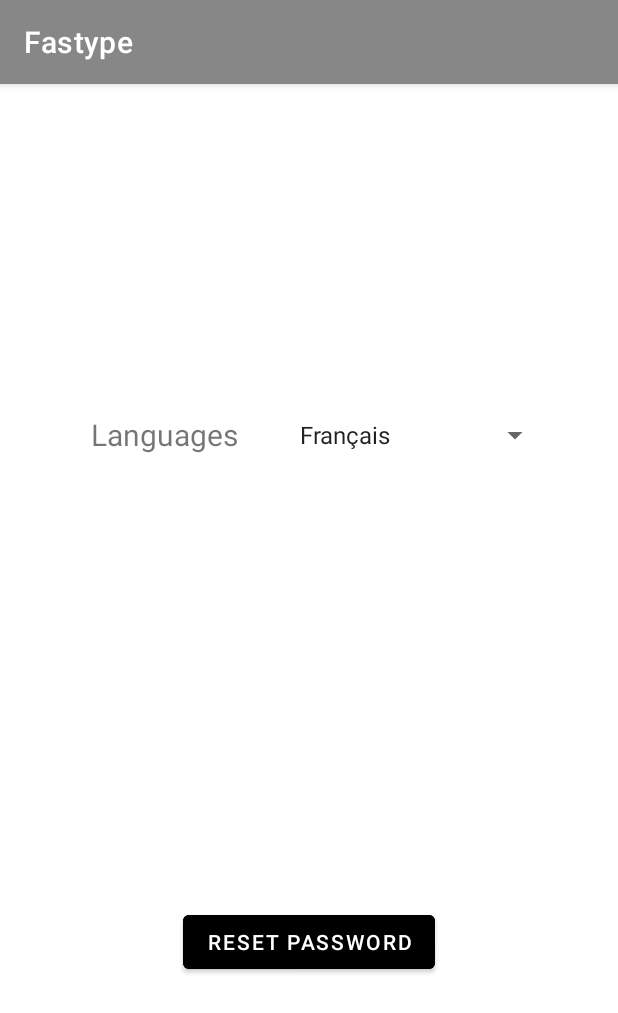
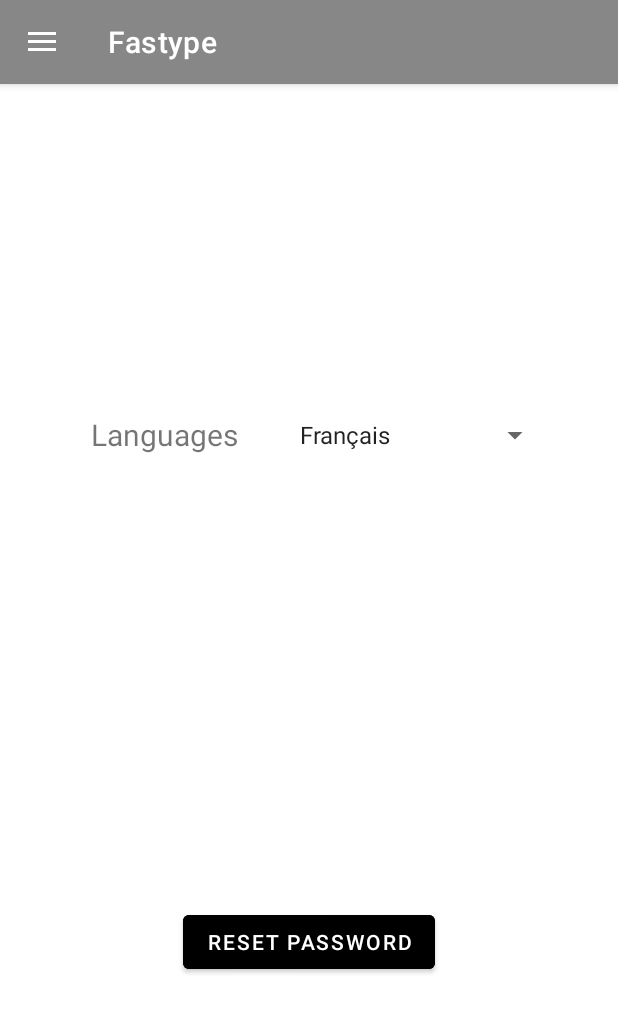
Before and after one commit to syysy/fastype, an Android app: the SettingsActivity screen opened directly, with no data from a screen before it, on a phone screen of 412 x 824 dp. Shown: the top 1013 px of the screen. Run offline under Robolectric (Android 15) with nearby library versions, the phone set to English and light mode, and no system bars; our stand-ins replace Firebase (no records; nobody signed in at launch, a user with empty details on screens opened directly); network calls fail; pictures from the network do not load; 3 statements that could not run were skipped.

Commit message:
settings xml

```diff
--- a/app/src/main/java/com/example/myapplication/SettingsActivity.kt
+++ b/app/src/main/java/com/example/myapplication/SettingsActivity.kt
@@ -1,26 +1,43 @@
 package com.example.myapplication
 
 import android.R
+import android.content.Context
 import android.content.Intent
+import android.net.Uri
 import android.os.Bundle
+import android.view.LayoutInflater
+import android.view.MenuItem
+import android.view.ViewGroup
 import android.widget.ArrayAdapter
+import android.widget.ImageView
+import android.widget.TextView
+import android.widget.ToggleButton
+import androidx.appcompat.app.ActionBarDrawerToggle
 import androidx.appcompat.app.AlertDialog
 import androidx.appcompat.app.AppCompatActivity
 import androidx.appcompat.app.AppCompatDelegate
+import com.bumptech.glide.Glide
+import com.example.myapplication.BaseDeDonnées.StatsRepository
+import com.example.myapplication.databinding.HeaderLayoutBinding
 import com.example.myapplication.databinding.SettingsBinding
 import com.google.firebase.auth.FirebaseAuth
+import com.google.firebase.database.DatabaseReference
+import com.google.firebase.database.FirebaseDatabase
 import java.util.ArrayList
 
 class SettingsActivity : AppCompatActivity() {
 
     private lateinit var binding: SettingsBinding
+    private lateinit var toggle : ActionBarDrawerToggle
+    private lateinit var firebaseAuth: FirebaseAuth
+    private lateinit var databaseRef : DatabaseReference
+    private lateinit var headerLayout : HeaderLayoutBinding
 
     override fun onCreate(savedInstanceState: Bundle?) {
         super.onCreate(savedInstanceState)
         binding = SettingsBinding.inflate(layoutInflater)
         AppCompatDelegate.setDefaultNightMode(AppCompatDelegate.MODE_NIGHT_NO);
         setContentView(binding.root)
-
 
         binding.buttonResetPassword.setOnClickListener {
             resetPassword()
@@ -34,6 +51,58 @@
         arrayAdapter.setDropDownViewResource(android.R.layout.simple_spinner_dropdown_item)
         binding.spinnerLanguages.setAdapter(arrayAdapter)
         binding.spinnerLanguages.setSelection(0)
+
+
+        firebaseAuth = FirebaseAuth.getInstance()
+        databaseRef = FirebaseDatabase.getInstance().getReference("players")
+
+        // remplir les éléments en haut du toggle
+
+        val inflater: LayoutInflater = this@SettingsActivity.getSystemService(Context.LAYOUT_INFLATER_SERVICE) as LayoutInflater
+        val viewGroup : ViewGroup = findViewById (com.example.myapplication.R.id.nav_view)
+        val view = inflater.inflate(com.example.myapplication.R.layout.header_layout, viewGroup)
+        val name : TextView = view.findViewById(com.example.myapplication.R.id.text_username)
+        val email : TextView = view.findViewById(com.example.myapplication.R.id.text_user_mail)
+        val image : ImageView = view.findViewById(com.example.myapplication.R.id.image_user)
+        headerLayout = HeaderLayoutBinding.inflate(layoutInflater)
+
+        databaseRef.child(firebaseAuth.currentUser!!.uid).child("name").get().addOnSuccessListener {
+            name.text = it.value.toString()
+        }
+        databaseRef.child(firebaseAuth.currentUser!!.uid).child("email").get().addOnSuccessListener {
+            email.text = it.value.toString()
+        }
+        databaseRef.child(firebaseAuth.currentUser!!.uid).child("imageAvatarUrl").get().addOnSuccessListener {
+            Glide.with(headerLayout.root).load(Uri.parse(it.value.toString())).into(image)
+        }
+
+        // gestion du toggle
+
+        toggle = ActionBarDrawerToggle(this,binding.drawerLayout, com.example.myapplication.R.string.open,
+            com.example.myapplication.R.string.close)
+        binding.drawerLayout.addDrawerListener(toggle) // add le toggle au layout
+        toggle.syncState()
+        supportActionBar?.setDisplayHomeAsUpEnabled(true)
+
+        binding.navView.setNavigationItemSelectedListener {
+            when(it.itemId){
+                com.example.myapplication.R.id.item_profil -> startActivity(Intent(this,ProfilActivity::class.java))
+                com.example.myapplication.R.id.item_leaderboard -> StatsRepository().updateDate { startActivity(Intent(this,LeaderBoardActivity::class.java)) }
+                com.example.myapplication.R.id.item_home -> StatsRepository().updateDate {  startActivity(Intent(this,MainActivity::class.java)) }
+                com.example.myapplication.R.id.item_logout -> MainActivity().dialog()
+                //R.id.item_settings ->
+                com.example.myapplication.R.id.item_rate -> startActivity(Intent(this,WaitingActivity::class.java))
+                //R.id.item_share ->
+            }
+            true
+        }
+    }
+
+    override fun onOptionsItemSelected(item: MenuItem): Boolean {
+        if (toggle.onOptionsItemSelected(item)){
+            return true
+        }
+        return super.onOptionsItemSelected(item)
     }
 
     override fun onStart() {
--- a/app/src/main/res/layout/settings.xml
+++ b/app/src/main/res/layout/settings.xml
@@ -1,10 +1,16 @@
 <?xml version="1.0" encoding="utf-8"?>
-<androidx.constraintlayout.widget.ConstraintLayout xmlns:android="http://schemas.android.com/apk/res/android"
+
+<androidx.drawerlayout.widget.DrawerLayout xmlns:android="http://schemas.android.com/apk/res/android"
     xmlns:app="http://schemas.android.com/apk/res-auto"
     xmlns:tools="http://schemas.android.com/tools"
     android:layout_width="match_parent"
+    android:layout_height="match_parent"
+    android:id = "@+id/drawerLayout"
+    tools:context=".SettingsActivity">
+
+    <androidx.constraintlayout.widget.ConstraintLayout
+    android:layout_width="match_parent"
     android:layout_height="match_parent">
-
 
         <TextView
             android:id="@+id/textView"
@@ -42,5 +48,15 @@
             app:layout_constraintStart_toStartOf="parent"
             app:layout_constraintTop_toBottomOf="@+id/spinnerLanguages" />
 
+    </androidx.constraintlayout.widget.ConstraintLayout>
 
-</androidx.constraintlayout.widget.ConstraintLayout>
+    <com.google.android.material.navigation.NavigationView
+        android:id = "@+id/nav_view"
+        android:layout_width="wrap_content"
+        android:layout_height="match_parent"
+        android:fitsSystemWindows="true"
+        android:layout_gravity="start"
+        app:headerLayout="@layout/header_layout"
+        app:menu="@menu/nav_header_menu" />
+
+</androidx.drawerlayout.widget.DrawerLayout>
--- a/app/src/main/res/menu/nav_header_menu.xml
+++ b/app/src/main/res/menu/nav_header_menu.xml
@@ -49,7 +49,6 @@
 
     <item
         android:title="Fastype">
-
         <menu>
             <item
                 android:title=""
```
Also changed, not shown: app/src/main/AndroidManifest.xml (+4 -4 lines), app/src/main/java/com/example/myapplication/EditProfilActivity.kt (+5 -10 lines), app/src/main/java/com/example/myapplication/MainActivity.kt (+11 -3 lines), app/src/main/res/layout/edit_profil.xml (+12 -0 lines), 11 other files. Lines whose indentation alone changed are shown as unchanged.
